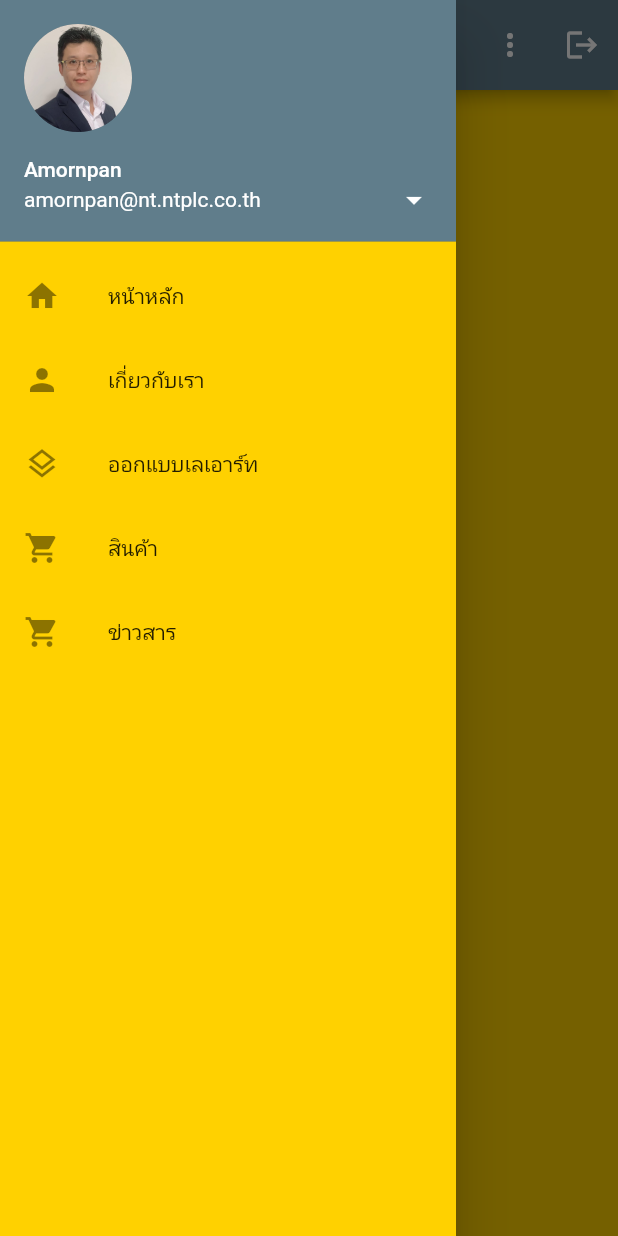
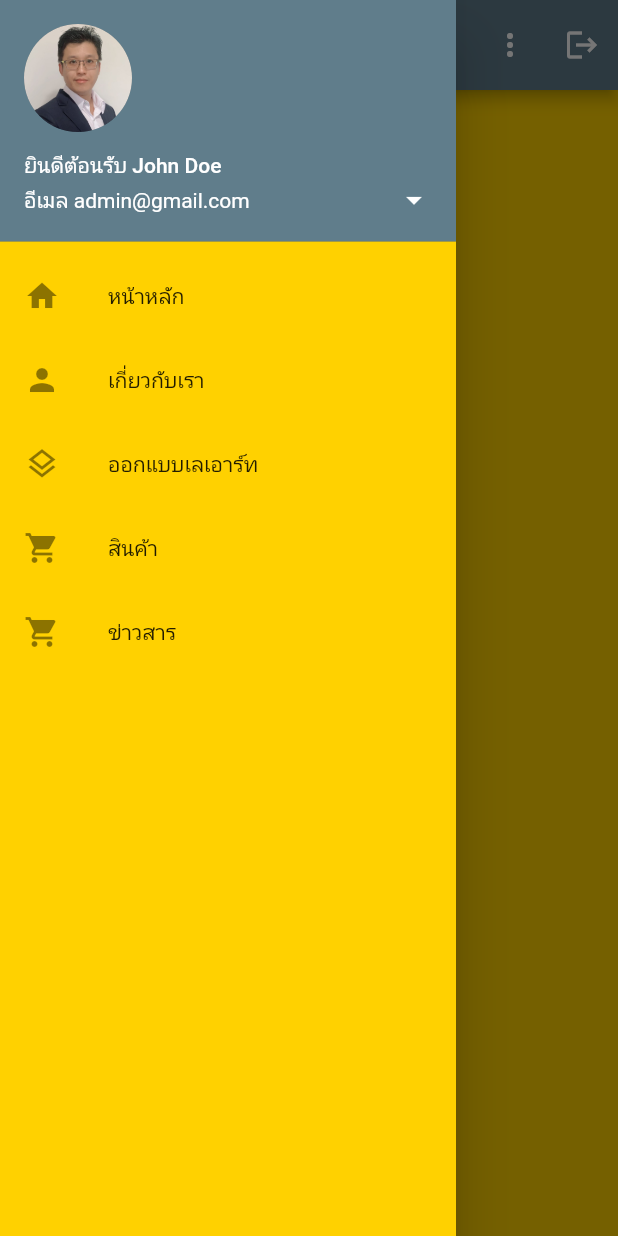
Before and after one commit to amornpan/flutter3x_nt, a Flutter app: the HomePage screen opened by its route, with the side drawer open, on a phone screen of 412 x 824 dp. Run offline on Flutter 3.47's test engine with Material 2 defaults, Android fonts, the phone set to English and light mode, and no system bars; our stand-ins replace cached_network_image, flutter_form_builder, form_builder_validators, get, pull_to_refresh_flutter3, shared_preferences and 1 more; accounts and stored records are empty.

Commit message:
profile_controller.dart 2

```diff
--- a/lib/pages/home_page.dart
+++ b/lib/pages/home_page.dart
@@ -1,4 +1,5 @@
 import 'package:flutter/material.dart';
+import 'package:flutter3x_nt/state/profile_controller.dart';
 import 'package:flutter3x_nt/widgets/menu_drawer.dart';
 import 'package:flutter3x_nt/widgets/my_header.dart';
 import 'package:get/get.dart';
@@ -79,21 +80,19 @@ class _HomePageState extends State<HomePage> {
         child: Column(
           mainAxisAlignment: MainAxisAlignment.center,
           children: <Widget>[
-            const MyHeader(title: 'Kong1'),
-            const SizedBox(height: 10),
-            // OutlinedButton(
-            //   onPressed: () {
-            //     // Get.toNamed('/about');
-            //     debugPrint('## test');
-            //   },
-            //   child: const Text('About'),
-            // ),
-            // OutlinedButton(
-            //   onPressed: () {
-            //     Get.toNamed('/layout');
-            //   },
-            //   child: const Text('Layout'),
-            // ),
+            Expanded(
+              child: Column(
+                mainAxisAlignment: MainAxisAlignment.center,
+                children: [
+                  GetX<ProfileController>(
+                      init: ProfileController(),
+                      builder: (controller) {
+                        return Text(
+                            'ยินดีต้อนรับ ${controller.profile['name']}');
+                      }),
+                ],
+              ),
+            ),
           ],
         ),
       ),
--- a/lib/widgets/menu_drawer.dart
+++ b/lib/widgets/menu_drawer.dart
@@ -1,4 +1,5 @@
 import 'package:flutter/material.dart';
+import 'package:flutter3x_nt/state/profile_controller.dart';
 import 'package:get/get.dart';
 
 class MenuDrawer extends StatefulWidget {
@@ -20,18 +21,45 @@ class _MenuDrawerState extends State<MenuDrawer> {
           //   ),
           //   child: Text('Welcome: '),
           // ),
-          UserAccountsDrawerHeader(
+
+          // UserAccountsDrawerHeader(
+          //   currentAccountPicture: const CircleAvatar(
+          //     backgroundImage: AssetImage('assets/images/me.jpg'),
+          //   ),
+          //   accountName: const Text('Amornpan'),
+          //   accountEmail: const Text('amornpan@nt.ntplc.co.th'),
+          //   onDetailsPressed: () => {
+          //     // print('### Press detail'),
+          //     Get.toNamed('/home'),
+          //     Scaffold.of(context).closeDrawer(),
+          //   },
+          // ),
+
+          // GetX<ProfileController>(
+          //   init: ProfileController(),
+          //   builder: ((controller) => {
+          //     return
+          //   }),),
+
+          GetX<ProfileController>(
+            init: ProfileController(),
+            builder: (controller) {
+              return UserAccountsDrawerHeader(
                 currentAccountPicture: const CircleAvatar(
                   backgroundImage: AssetImage('assets/images/me.jpg'),
                 ),
-            accountName: const Text('Amornpan'),
-            accountEmail: const Text('amornpan@nt.ntplc.co.th'),
+                accountName:  Text('ยินดีต้อนรับ ${controller.profile['name']}'),
+                //accountEmail: const Text('amornpan@nt.ntplc.co.th'),
+                accountEmail: Text('อีเมล ${controller.profile['email']}'),
                 onDetailsPressed: () => {
                   // print('### Press detail'),
                   Get.toNamed('/home'),
                   Scaffold.of(context).closeDrawer(),
                 },
+              );
+            },
           ),
+
           ListTile(
             leading: const Icon(Icons.home),
             title: const Text('หน้าหลัก'),
```
Lines whose indentation alone changed are shown as unchanged.
